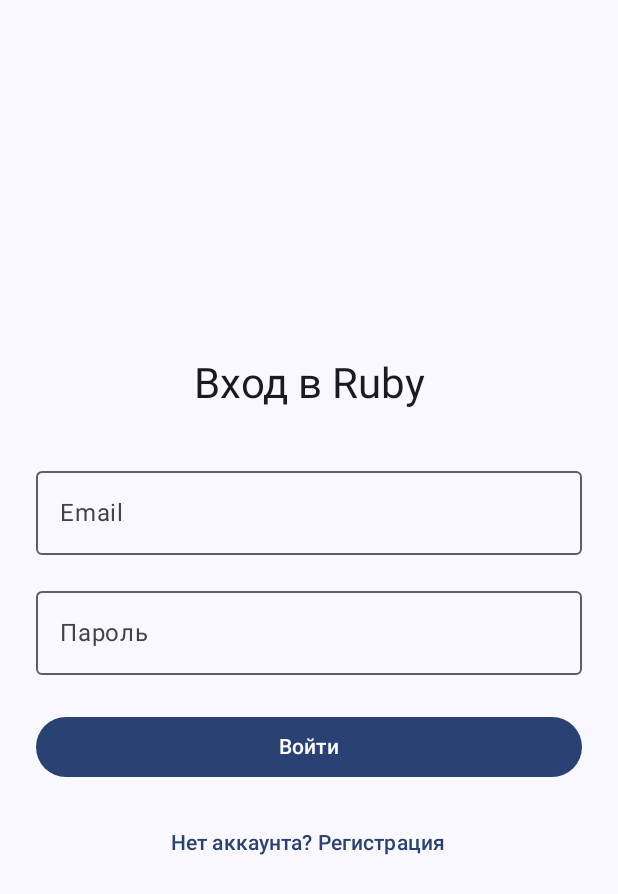
After one commit to Dizzplastick/Ruby, an Android app built with Jetpack Compose: the composable AuthScreen shown on its own in the app's theme, on a phone screen of 412 x 824 dp. The commit adds this screen. Shown: the top 894 px of the screen. Run offline under Robolectric (Android 15) with nearby library versions, the phone set to English and light mode, and no system bars; our stand-ins replace Firebase (no records; nobody signed in at launch, a user with empty details on screens opened directly).

Commit message:
подключил авторизацию и добавил скрин авторизации

```diff
--- /dev/null
+++ b/app/src/main/java/com/example/myapplication43/presentation/ui/screens/AuthScreen.kt
@@ -0,0 +1,114 @@
+package com.example.myapplication43.presentation.ui.screens
+
+import android.widget.Toast
+import androidx.compose.foundation.layout.*
+import androidx.compose.material3.*
+import androidx.compose.runtime.*
+import androidx.compose.ui.Alignment
+import androidx.compose.ui.Modifier
+import androidx.compose.ui.platform.LocalContext
+import androidx.compose.ui.text.input.PasswordVisualTransformation
+import androidx.compose.ui.unit.dp
+import com.google.firebase.auth.FirebaseAuth
+
+@Composable
+fun AuthScreen(onLoginSuccess: () -> Unit) {
+    // Получаем контекст и экземпляр Auth
+    val context = LocalContext.current
+    val auth = FirebaseAuth.getInstance()
+
+    // Состояние полей
+    var email by remember { mutableStateOf("") }
+    var password by remember { mutableStateOf("") }
+
+    // true = режим Входа, false = режим Регистрации
+    var isLoginMode by remember { mutableStateOf(true) }
+
+    // Крутилка загрузки
+    var isLoading by remember { mutableStateOf(false) }
+
+    Column(
+        modifier = Modifier
+            .fillMaxSize()
+            .padding(24.dp),
+        horizontalAlignment = Alignment.CenterHorizontally,
+        verticalArrangement = Arrangement.Center
+    ) {
+        Text(
+            text = if (isLoginMode) "Вход в Ruby" else "Создание аккаунта",
+            style = MaterialTheme.typography.headlineMedium
+        )
+
+        Spacer(modifier = Modifier.height(32.dp))
+
+        // Поле Email
+        OutlinedTextField(
+            value = email,
+            onValueChange = { email = it },
+            label = { Text("Email") },
+            modifier = Modifier.fillMaxWidth()
+        )
+
+        Spacer(modifier = Modifier.height(16.dp))
+
+        // Поле Пароль
+        OutlinedTextField(
+            value = password,
+            onValueChange = { password = it },
+            label = { Text("Пароль") },
+            visualTransformation = PasswordVisualTransformation(), // Скрывает точки
+            modifier = Modifier.fillMaxWidth()
+        )
+
+        Spacer(modifier = Modifier.height(24.dp))
+
+        if (isLoading) {
+            CircularProgressIndicator()
+        } else {
+            Button(
+                onClick = {
+                    if (email.isNotEmpty() && password.isNotEmpty()) {
+                        isLoading = true
+
+                        if (isLoginMode) {
+                            // --- Логика ВХОДА ---
+                            auth.signInWithEmailAndPassword(email, password)
+                                .addOnCompleteListener { task ->
+                                    isLoading = false
+                                    if (task.isSuccessful) {
+                                        onLoginSuccess() // Сообщаем MainActivity, что всё ок
+                                    } else {
+                                        Toast.makeText(context, "Ошибка: ${task.exception?.localizedMessage}", Toast.LENGTH_LONG).show()
+                                    }
+                                }
+                        } else {
+                            // --- Логика РЕГИСТРАЦИИ ---
+                            auth.createUserWithEmailAndPassword(email, password)
+                                .addOnCompleteListener { task ->
+                                    isLoading = false
+                                    if (task.isSuccessful) {
+                                        // При успешной регистрации сразу пускаем внутрь
+                                        onLoginSuccess()
+                                    } else {
+                                        Toast.makeText(context, "Ошибка: ${task.exception?.localizedMessage}", Toast.LENGTH_LONG).show()
+                                    }
+                                }
+                        }
+                    } else {
+                        Toast.makeText(context, "Заполните все поля", Toast.LENGTH_SHORT).show()
+                    }
+                },
+                modifier = Modifier.fillMaxWidth()
+            ) {
+                Text(if (isLoginMode) "Войти" else "Зарегистрироваться")
+            }
+        }
+
+        Spacer(modifier = Modifier.height(16.dp))
+
+        // Кнопка переключения режима
+        TextButton(onClick = { isLoginMode = !isLoginMode }) {
+            Text(if (isLoginMode) "Нет аккаунта? Регистрация" else "Уже есть аккаунт? Вход")
+        }
+    }
+}
```
Also changed, not shown: app/src/main/java/com/example/myapplication43/presentation/MainActivity.kt (+17 -1 lines), app/src/main/java/com/example/myapplication43/presentation/ui/screens/UploadScreen.kt (renamed from app/src/main/java/com/example/myapplication43/presentation/ui/screens/UploaScreen.kt).
